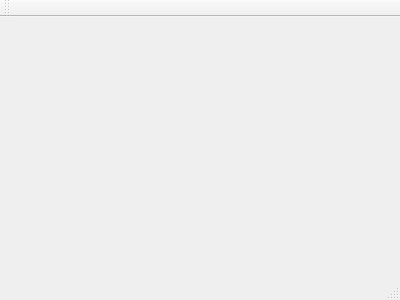
Above: virtual_scope_demo.ui from Cloudinsea/QtProjectDemo before the change. Below: the same form after it.
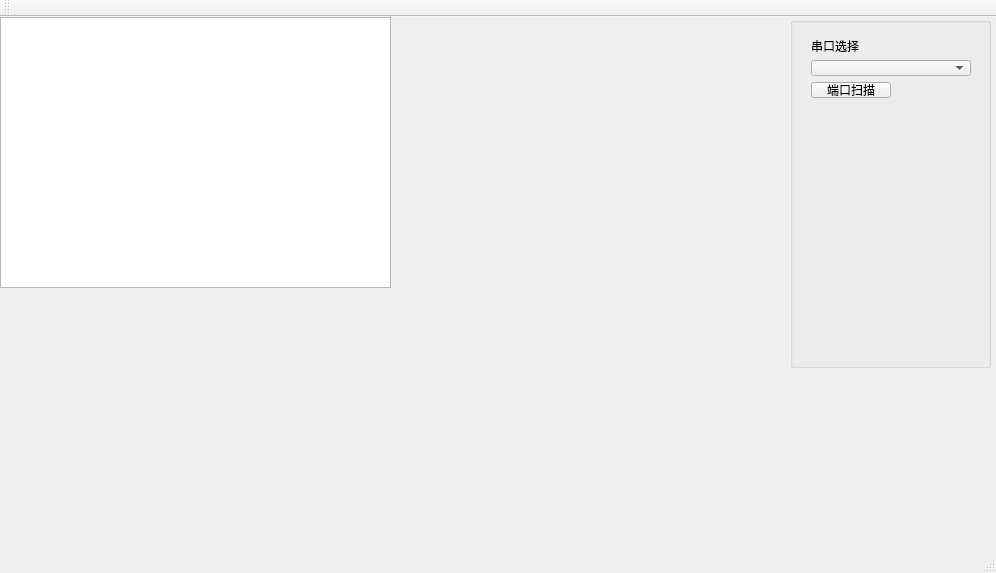
That is the form after the change.

Diff of the .ui file:
```diff
--- a/virtual_scope_demo.ui
+++ b/virtual_scope_demo.ui
@@ -1,24 +1,112 @@
 <ui version="4.0">
  <class>Virtual_scope_demo</class>
- <widget class="QMainWindow" name="Virtual_scope_demo" >
-  <property name="geometry" >
+ <widget class="QMainWindow" name="Virtual_scope_demo">
+  <property name="geometry">
    <rect>
     <x>0</x>
     <y>0</y>
-    <width>400</width>
-    <height>300</height>
+    <width>996</width>
+    <height>573</height>
    </rect>
   </property>
   <property name="windowTitle" >
    <string>Virtual_scope_demo</string>
   </property>
-  <widget class="QMenuBar" name="menuBar" />
-  <widget class="QToolBar" name="mainToolBar" />
-  <widget class="QWidget" name="centralWidget" />
-  <widget class="QStatusBar" name="statusBar" />
+  <widget class="QWidget" name="centralWidget">
+   <widget class="QTextEdit" name="SerialRead_textEdit">
+    <property name="geometry">
+     <rect>
+      <x>0</x>
+      <y>0</y>
+      <width>391</width>
+      <height>271</height>
+     </rect>
+    </property>
+   </widget>
+   <widget class="QGroupBox" name="groupBox">
+    <property name="geometry">
+     <rect>
+      <x>790</x>
+      <y>0</y>
+      <width>201</width>
+      <height>351</height>
+     </rect>
+    </property>
+    <property name="title">
+     <string/>
+    </property>
+    <widget class="QWidget" name="">
+     <property name="geometry">
+      <rect>
+       <x>10</x>
+       <y>10</y>
+       <width>182</width>
+       <height>82</height>
+      </rect>
+     </property>
+     <layout class="QVBoxLayout" name="verticalLayout">
+      <item>
+       <widget class="QLabel" name="label">
+        <property name="text">
+         <string>串口选择</string>
+        </property>
+        <property name="alignment">
+         <set>Qt::AlignLeading|Qt::AlignLeft|Qt::AlignVCenter</set>
+        </property>
+       </widget>
+      </item>
+      <item>
+       <widget class="QComboBox" name="Com_comboBox"/>
+      </item>
+      <item>
+       <layout class="QHBoxLayout" name="horizontalLayout">
+        <item>
+         <widget class="QPushButton" name="SerialPortScan_pushButton">
+          <property name="text">
+           <string>端口扫描</string>
+          </property>
+         </widget>
+        </item>
+        <item>
+         <spacer name="horizontalSpacer">
+          <property name="orientation">
+           <enum>Qt::Horizontal</enum>
+          </property>
+          <property name="sizeHint" stdset="0">
+           <size>
+            <width>78</width>
+            <height>20</height>
+           </size>
+          </property>
+         </spacer>
+        </item>
+       </layout>
+      </item>
+     </layout>
+    </widget>
+   </widget>
+  </widget>
+  <widget class="QMenuBar" name="menuBar">
+   <property name="geometry">
+    <rect>
+     <x>0</x>
+     <y>0</y>
+     <width>996</width>
+     <height>26</height>
+    </rect>
+   </property>
+  </widget>
+  <widget class="QToolBar" name="mainToolBar">
+   <attribute name="toolBarArea">
+    <enum>TopToolBarArea</enum>
+   </attribute>
+   <attribute name="toolBarBreak">
+    <bool>false</bool>
+   </attribute>
+  </widget>
+  <widget class="QStatusBar" name="statusBar"/>
  </widget>
- <layoutDefault spacing="6" margin="11" />
- <pixmapfunction></pixmapfunction>
+ <layoutdefault spacing="6" margin="11"/>
  <resources/>
  <connections/>
 </ui>
```
Left out of the diff: 3 changed lines with no effect on the pictures.
